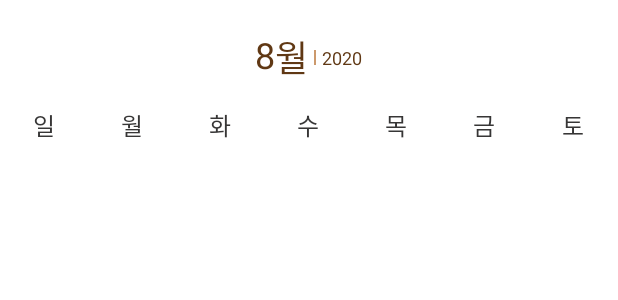
After one commit to Team-Scookie/scookie_android, an Android app: the layout calendar_day_string.xml on its own in the app's theme, with its tools: preview values and no code run, on a phone screen of 412 x 824 dp. The commit adds this screen. Shown: the top 300 px of the screen. Run offline under Robolectric (Android 15) with nearby library versions, the phone set to English and light mode, and no system bars.

Commit message:
feat: Add scroll calendar in calendarView

```diff
--- a/app/src/main/AndroidManifest.xml
+++ b/app/src/main/AndroidManifest.xml
@@ -12,7 +12,7 @@
         android:roundIcon="@mipmap/ic_launcher_round"
         android:supportsRtl="true"
         android:theme="@style/AppTheme">
-        <activity android:name=".ui.CalendarActivity">
+        <activity android:name=".ui.Calendar.CalendarActivity">
             <intent-filter>
                 <action android:name="android.intent.action.MAIN" />
 
--- /dev/null
+++ b/app/src/main/res/layout/calendar_day_string.xml
@@ -0,0 +1,139 @@
+<LinearLayout xmlns:android="http://schemas.android.com/apk/res/android"
+    xmlns:tools="http://schemas.android.com/tools"
+    xmlns:app="http://schemas.android.com/apk/res-auto"
+    android:id="@+id/legendLayout"
+    android:layout_width="match_parent"
+    android:layout_height="wrap_content"
+    android:orientation="vertical"
+    tools:ignore="HardcodedText">
+
+    <androidx.constraintlayout.widget.ConstraintLayout
+        android:id="@+id/constraint_month"
+        android:layout_width="wrap_content"
+        android:layout_height="wrap_content"
+        android:layout_marginTop="20dp"
+        android:layout_gravity="center_horizontal">
+
+        <TextView
+            android:id="@+id/current_month_tv"
+            app:layout_constraintTop_toTopOf="parent"
+            app:layout_constraintStart_toStartOf="parent"
+            android:layout_width="wrap_content"
+            android:layout_height="wrap_content"
+            android:textSize="24sp"
+            android:textColor="@color/colorBrown"
+            android:text="8"/>
+
+        <TextView
+            android:id="@+id/month_tv"
+            app:layout_constraintTop_toTopOf="parent"
+            app:layout_constraintStart_toEndOf="@id/current_month_tv"
+            app:layout_constraintBottom_toBottomOf="parent"
+            android:layout_width="wrap_content"
+            android:layout_height="wrap_content"
+            android:textSize="24sp"
+            android:textColor="@color/colorBrown"
+            android:text="월"/>
+
+        <View
+            android:id="@+id/bar_view"
+            app:layout_constraintStart_toEndOf="@id/month_tv"
+            android:layout_width="1dp"
+            android:layout_height="10dp"
+            android:background="@color/colorLightBrown"
+            app:layout_constraintTop_toTopOf="parent"
+            app:layout_constraintBottom_toBottomOf="parent"
+            android:layout_marginLeft="4dp"/>
+
+        <TextView
+            android:id="@+id/current_year_tv"
+            android:layout_width="wrap_content"
+            android:layout_height="wrap_content"
+            app:layout_constraintStart_toEndOf="@id/bar_view"
+            android:layout_marginLeft="4dp"
+            app:layout_constraintTop_toTopOf="parent"
+            app:layout_constraintBottom_toBottomOf="parent"
+            android:text="2020"
+            android:textSize="12sp"
+            android:textColor="@color/colorBrown" />
+
+    </androidx.constraintlayout.widget.ConstraintLayout>
+
+    <LinearLayout
+        android:layout_width="match_parent"
+        android:layout_height="wrap_content"
+        android:layout_marginTop="15dp">
+
+        <TextView
+            android:id="@+id/legendText1"
+            android:layout_width="0dp"
+            android:layout_height="wrap_content"
+            android:layout_weight="1"
+            android:gravity="center"
+            android:text="일"
+            android:textColor="@color/colorBlack"
+            android:textSize="16sp" />
+
+        <TextView
+            android:id="@+id/legendText2"
+            android:layout_width="0dp"
+            android:layout_height="wrap_content"
+            android:layout_weight="1"
+            android:gravity="center"
+            android:text="월"
+            android:textColor="@color/colorBlack"
+            android:textSize="16sp" />
+
+        <TextView
+            android:id="@+id/legendText3"
+            android:layout_width="0dp"
+            android:layout_height="wrap_content"
+            android:layout_weight="1"
+            android:gravity="center"
+            android:text="화"
+            android:textColor="@color/colorBlack"
+            android:textSize="16sp" />
+
+        <TextView
+            android:id="@+id/legendText4"
+            android:layout_width="0dp"
+            android:layout_height="wrap_content"
+            android:layout_weight="1"
+            android:gravity="center"
+            android:text="수"
+            android:textColor="@color/colorBlack"
+            android:textSize="16sp" />
+
+        <TextView
+            android:id="@+id/legendText5"
+            android:layout_width="0dp"
+            android:layout_height="wrap_content"
+            android:layout_weight="1"
+            android:gravity="center"
+            android:text="목"
+            android:textColor="@color/colorBlack"
+            android:textSize="16sp" />
+
+        <TextView
+            android:id="@+id/legendText6"
+            android:layout_width="0dp"
+            android:layout_height="wrap_content"
+            android:layout_weight="1"
+            android:gravity="center"
+            android:text="금"
+            android:textColor="@color/colorBlack"
+            android:textSize="16sp" />
+
+        <TextView
+            android:id="@+id/legendText7"
+            android:layout_width="0dp"
+            android:layout_height="wrap_content"
+            android:layout_weight="1"
+            android:gravity="center"
+            android:text="토"
+            android:textColor="@color/colorBlack"
+            android:textSize="16sp" />
+
+    </LinearLayout>
+
+</LinearLayout>
--- a/app/src/main/res/values/colors.xml
+++ b/app/src/main/res/values/colors.xml
@@ -10,4 +10,7 @@
     <color name="si_default_text_color">#FF0000</color>
     <color name="si_default_text_color_selected">#FF00FF</color>
     <color name="si_default_indicator_bg">#ee9999</color>
+
+    <color name="colorBlack">#373636</color>
+    <color name="colorLightBrown">#CC996C</color>
 </resources>
--- a/build.gradle
+++ b/build.gradle
@@ -18,9 +18,6 @@ allprojects {
     repositories {
         google()
         jcenter()
-    }
-
-    repositories {
         maven { url 'https://jitpack.io' }
     }
 }
```
Also changed, not shown: app/build.gradle (+23 -2 lines), app/src/main/java/com/example/scookie/ui/Calendar/CalendarActivity.kt (added, +104 -0 lines), app/src/main/java/com/example/scookie/ui/Calendar/CalendarDayViewContainer.kt (added, +10 -0 lines), app/src/main/java/com/example/scookie/ui/CalendarActivity.kt (deleted, +0 -43 lines), app/src/main/res/layout/activity_calendar.xml (+26 -53 lines), app/src/main/res/layout/calendar_date_layout.xml (added, +17 -0 lines).
